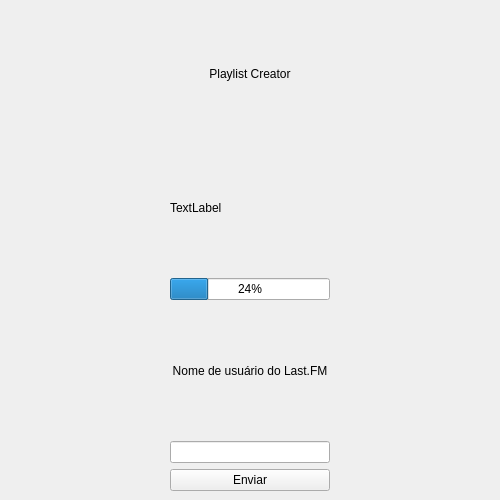
First picture: the form in ui/interface.ui, repository miderx1/LovedTrackPlaylistCreator, before the edit.
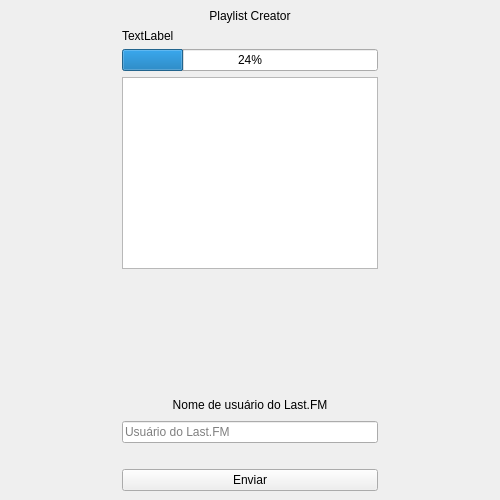
Second picture: the form after the edit. The open tabs and pages were chosen to show the change.

The edit to the form file:
```diff
--- a/ui/interface.ui
+++ b/ui/interface.ui
@@ -73,6 +73,29 @@
    <layout class="QHBoxLayout" name="horizontalLayout_3">
     <item>
      <layout class="QGridLayout" name="gridLayout">
+      <item row="5" column="0">
+       <spacer name="horizontalSpacer_3">
+        <property name="orientation">
+         <enum>Qt::Orientation::Horizontal</enum>
+        </property>
+        <property name="sizeHint" stdset="0">
+         <size>
+          <width>40</width>
+          <height>20</height>
+         </size>
+        </property>
+       </spacer>
+      </item>
+      <item row="5" column="1">
+       <widget class="QLabel" name="userLabel">
+        <property name="text">
+         <string>Nome de usuário do Last.FM</string>
+        </property>
+        <property name="alignment">
+         <set>Qt::AlignmentFlag::AlignCenter</set>
+        </property>
+       </widget>
+      </item>
       <item row="0" column="1">
        <widget class="QLabel" name="mainPageTitle">
         <property name="text">
@@ -83,29 +106,6 @@
         </property>
        </widget>
       </item>
-      <item row="3" column="0">
-       <spacer name="horizontalSpacer_3">
-        <property name="orientation">
-         <enum>Qt::Orientation::Horizontal</enum>
-        </property>
-        <property name="sizeHint" stdset="0">
-         <size>
-          <width>40</width>
-          <height>20</height>
-         </size>
-        </property>
-       </spacer>
-      </item>
-      <item row="4" column="1">
-       <widget class="QLineEdit" name="userInput"/>
-      </item>
-      <item row="5" column="1">
-       <widget class="QPushButton" name="userButton">
-        <property name="text">
-         <string>Enviar</string>
-        </property>
-       </widget>
-      </item>
       <item row="1" column="1">
        <widget class="QLabel" name="progressLabel">
         <property name="text">
@@ -113,7 +113,20 @@
         </property>
        </widget>
       </item>
-      <item row="3" column="2">
+      <item row="4" column="1">
+       <spacer name="verticalSpacer">
+        <property name="orientation">
+         <enum>Qt::Orientation::Vertical</enum>
+        </property>
+        <property name="sizeHint" stdset="0">
+         <size>
+          <width>20</width>
+          <height>40</height>
+         </size>
+        </property>
+       </spacer>
+      </item>
+      <item row="5" column="2">
        <spacer name="horizontalSpacer_4">
         <property name="orientation">
          <enum>Qt::Orientation::Horizontal</enum>
@@ -127,12 +140,16 @@
        </spacer>
       </item>
       <item row="3" column="1">
-       <widget class="QLabel" name="userLabel">
-        <property name="text">
-         <string>Nome de usuário do Last.FM</string>
+       <widget class="QPlainTextEdit" name="progressLog">
+        <property name="readOnly">
+         <bool>true</bool>
         </property>
-        <property name="alignment">
-         <set>Qt::AlignmentFlag::AlignCenter</set>
+       </widget>
+      </item>
+      <item row="8" column="1">
+       <widget class="QPushButton" name="userButton">
+        <property name="text">
+         <string>Enviar</string>
         </property>
        </widget>
       </item>
@@ -143,6 +160,20 @@
         </property>
        </widget>
       </item>
+      <item row="6" column="1">
+       <widget class="QLineEdit" name="userInput">
+        <property name="placeholderText">
+         <string>Usuário do Last.FM</string>
+        </property>
+       </widget>
+      </item>
+      <item row="7" column="1">
+       <widget class="QLabel" name="userInfo">
+        <property name="text">
+         <string/>
+        </property>
+       </widget>
+      </item>
      </layout>
     </item>
    </layout>
```
